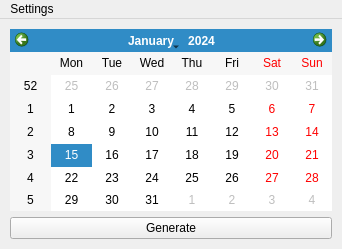
This is mainwindow.ui in gusya1/DemandCreatorMS as Qt 5 draws it before an edit. The edited form follows.
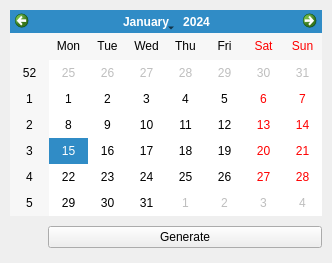
This is the edited form. Icons and pictures are not drawn.

What changed in the file:
```diff
--- a/mainwindow.ui
+++ b/mainwindow.ui
@@ -6,8 +6,8 @@
    <rect>
     <x>0</x>
     <y>0</y>
-    <width>342</width>
-    <height>249</height>
+    <width>332</width>
+    <height>263</height>
    </rect>
   </property>
   <property name="windowTitle">
@@ -34,36 +34,59 @@
     <property name="spacing">
      <number>6</number>
     </property>
-    <item row="1" column="0">
+    <item row="1" column="1">
      <widget class="QPushButton" name="btnGenerate">
       <property name="text">
        <string>Generate</string>
       </property>
+      <property name="autoDefault">
+       <bool>false</bool>
+      </property>
+      <property name="default">
+       <bool>false</bool>
+      </property>
      </widget>
     </item>
-    <item row="0" column="0">
+    <item row="1" column="0">
+     <widget class="QToolButton" name="toolButton">
+      <property name="minimumSize">
+       <size>
+        <width>0</width>
+        <height>23</height>
+       </size>
+      </property>
+      <property name="text">
+       <string/>
+      </property>
+      <property name="icon">
+       <iconset resource="resources.qrc">
+        <normaloff>:/prev_arrow/x32</normaloff>:/prev_arrow/x32</iconset>
+      </property>
+      <property name="iconSize">
+       <size>
+        <width>24</width>
+        <height>24</height>
+       </size>
+      </property>
+      <property name="autoRepeat">
+       <bool>false</bool>
+      </property>
+      <property name="autoExclusive">
+       <bool>false</bool>
+      </property>
+      <property name="toolButtonStyle">
+       <enum>Qt::ToolButtonIconOnly</enum>
+      </property>
+      <property name="autoRaise">
+       <bool>true</bool>
+      </property>
+     </widget>
+    </item>
+    <item row="0" column="0" colspan="2">
      <widget class="QCalendarWidget" name="calendarWidget"/>
     </item>
    </layout>
   </widget>
-  <widget class="QMenuBar" name="menuBar">
-   <property name="geometry">
-    <rect>
-     <x>0</x>
-     <y>0</y>
-     <width>342</width>
-     <height>21</height>
-    </rect>
-   </property>
-   <widget class="QMenu" name="menuSettings">
-    <property name="title">
-     <string>Settings</string>
-    </property>
-    <addaction name="actionSet_MS_token"/>
-    <addaction name="actionSet_status_blacklist_entity"/>
-   </widget>
-   <addaction name="menuSettings"/>
-  </widget>
   <action name="actionSet_MS_token">
    <property name="text">
     <string>Set MS token</string>
```
Left out of the diff: 11 changed lines with no effect on the pictures.
